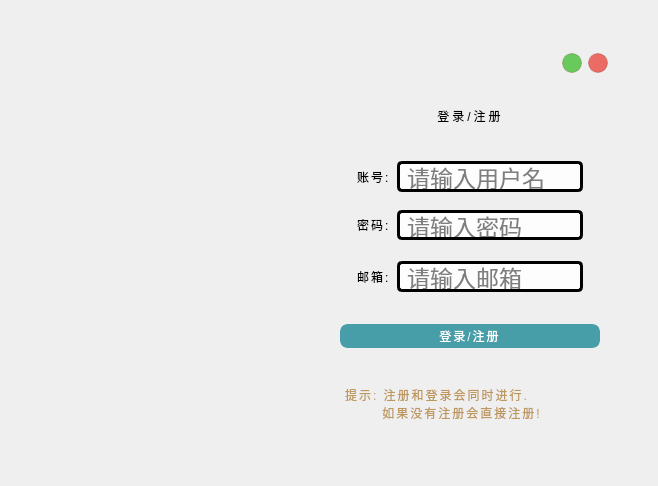
First picture: the form in views/login.ui, repository Pupper0601/CuteAide, before the edit.
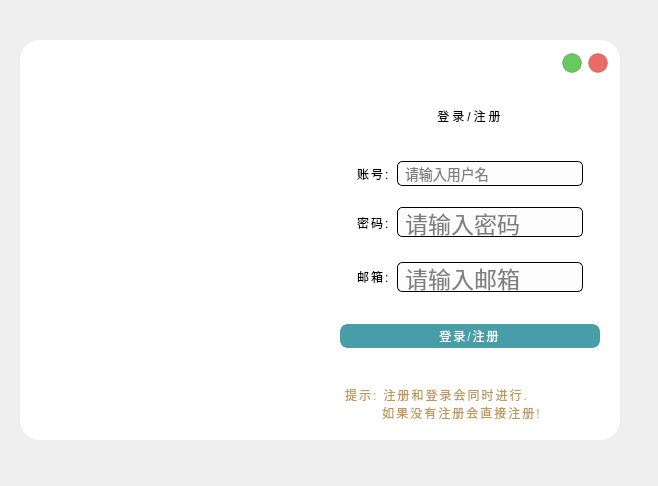
Second picture: the form after the edit. Icons and pictures are not drawn.

Commit message: 更新登录界面

Diff of the .ui file:
```diff
--- a/views/login.ui
+++ b/views/login.ui
@@ -38,7 +38,9 @@
     <property name="styleSheet">
      <string notr="true">#widget{
 	border-radius: 20px;
-backdrop-filter: blur(20px);
+	
+	
+	background-color: rgb(255, 255, 255);
 }</string>
     </property>
     <layout class="QHBoxLayout" name="horizontalLayout">
@@ -428,7 +430,7 @@
                 <property name="minimumSize">
                  <size>
                   <width>186</width>
-                  <height>30</height>
+                  <height>25</height>
                  </size>
                 </property>
                 <property name="maximumSize">
@@ -439,10 +441,10 @@
                 </property>
                 <property name="styleSheet">
                  <string notr="true">QLineEdit{
-	font-size: 23px;
-	font: 13pt &quot;Yuanti SC&quot;;
+	font-size: 14px;
+	font: 9pt &quot;Yuanti SC&quot;;
 	background:rgba(253,253,253,1);
-	border:3px solid rgb(0, 0, 0);
+	border:1px solid rgb(0, 0, 0);
 	border-radius:5px;
 	padding-left: 5px;
 	padding-right: 5px;
@@ -538,7 +540,7 @@
                 <property name="minimumSize">
                  <size>
                   <width>186</width>
-                  <height>30</height>
+                  <height>25</height>
                  </size>
                 </property>
                 <property name="maximumSize">
@@ -550,9 +552,9 @@
                 <property name="styleSheet">
                  <string notr="true">QLineEdit{
 	font-size: 23px;
-	font: 13pt &quot;Yuanti SC&quot;;
+	font: 9pt &quot;Yuanti SC&quot;;
 	background:rgba(253,253,253,1);
-	border:3px solid rgb(0, 0, 0);
+	border:1px solid rgb(0, 0, 0);
 	border-radius:5px;
 padding-left: 5px;
 	padding-right: 5px;
@@ -601,7 +603,7 @@
              </property>
              <layout class="QHBoxLayout" name="horizontalLayout_8">
               <property name="spacing">
-               <number>-1</number>
+               <number>6</number>
               </property>
               <property name="leftMargin">
                <number>12</number>
@@ -648,7 +650,7 @@
                 <property name="minimumSize">
                  <size>
                   <width>186</width>
-                  <height>30</height>
+                  <height>25</height>
                  </size>
                 </property>
                 <property name="maximumSize">
@@ -660,9 +662,9 @@
                 <property name="styleSheet">
                  <string notr="true">QLineEdit{
 	font-size: 23px;
-	font: 13pt &quot;Yuanti SC&quot;;
+	font: 9pt &quot;Yuanti SC&quot;;
 	background:rgba(253,253,253,1);
-	border:3px solid rgb(0, 0, 0);
+	border:1px solid rgb(0, 0, 0);
 	border-radius:5px;
 padding-left: 5px;
 	padding-right: 5px;
```
Left out of the diff: 8 changed lines with no effect on the pictures. The commit also changes 5 other files.
